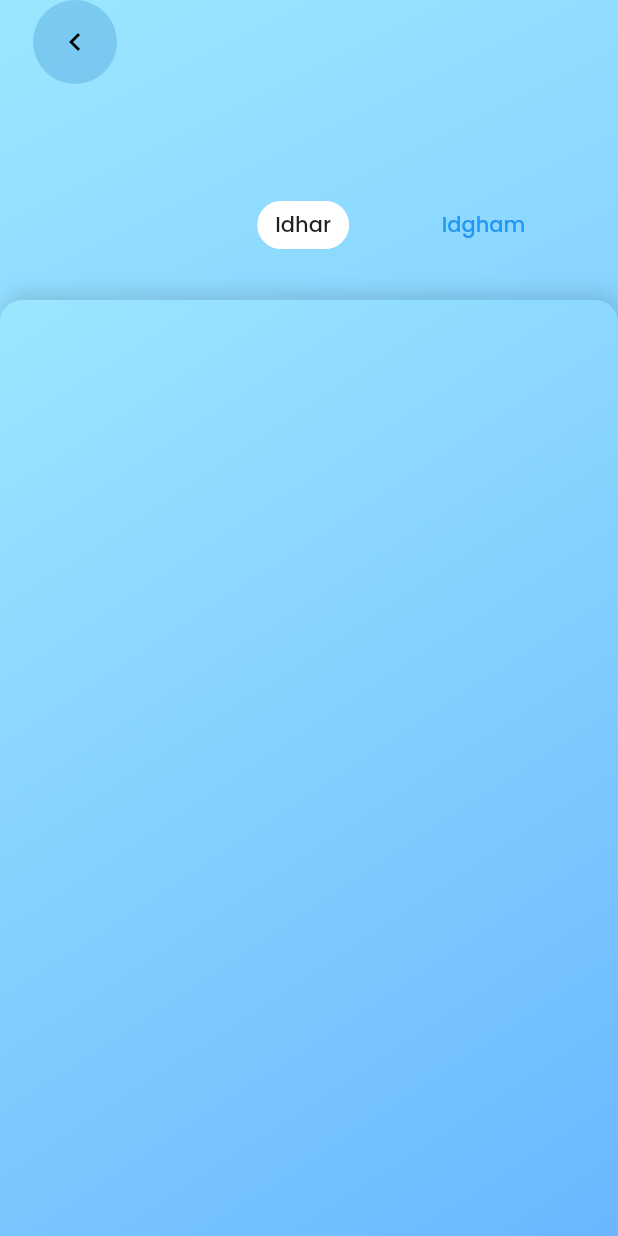
After one commit to zamzamnurahman/tajwid-apps, a Flutter app: the DetailMateriScreen screen opened directly, on a phone screen of 412 x 824 dp. The commit adds this screen. Run offline on Flutter 3.47's test engine with Material 2 defaults, Android fonts, the phone set to English and light mode, and no system bars; our stand-ins replace flutter_riverpod, flutter_svg; project files that could hold a hidden picture were left out.

Commit message:
add detail materi and animation pageview

```diff
--- /dev/null
+++ b/lib/screens/detail_materi_screen.dart
@@ -0,0 +1,193 @@
+import 'package:flutter/material.dart';
+
+import '../config/theme.dart';
+
+class DetailMateriScreen extends StatefulWidget {
+  const DetailMateriScreen({super.key});
+
+  @override
+  State<DetailMateriScreen> createState() => _DetailMateriScreenState();
+}
+
+class _DetailMateriScreenState extends State<DetailMateriScreen> {
+  late PageController _pageCtrl;
+
+  @override
+  void initState() {
+    _pageCtrl = PageController();
+    super.initState();
+  }
+
+  @override
+  void dispose() {
+    _pageCtrl.dispose();
+    super.dispose();
+  }
+
+  @override
+  Widget build(BuildContext context) {
+    return Scaffold(
+      extendBodyBehindAppBar: true,
+      appBar: AppBar(
+        backgroundColor: Colors.transparent,
+        elevation: 0,
+        leadingWidth: 100,
+        leading: InkWell(
+          onTap: () => Navigator.pop(context),
+          child: CircleAvatar(
+            backgroundColor: primaryColor.withOpacity(0.2),
+            foregroundColor: Colors.black,
+            child: const Icon(Icons.keyboard_arrow_left),
+          ),
+        ),
+      ),
+      body: Container(
+        padding: const EdgeInsets.only(top: 100),
+        width: double.infinity,
+        height: double.infinity,
+        decoration: BoxDecoration(
+          gradient: linearGradient,
+        ),
+        child: Column(
+          children: [
+            Container(
+              height: 100,
+              child: PageView(
+                physics: const NeverScrollableScrollPhysics(),
+                controller: _pageCtrl,
+                onPageChanged: (page) {},
+                children: [
+                  Row(
+                    mainAxisAlignment: MainAxisAlignment.spaceEvenly,
+                    children: [
+                      TextButton(onPressed: () {}, child: const Text("")),
+                      const Chip(
+                          backgroundColor: Colors.white, label: Text("Idhar")),
+                      TextButton(
+                        onPressed: () {
+                          _pageCtrl.animateToPage(
+                            1,
+                            duration: const Duration(milliseconds: 100),
+                            curve: Curves.bounceInOut,
+                          );
+                        },
+                        child: const Text("Idgham"),
+                      )
+                    ],
+                  ),
+                  Row(
+                    mainAxisAlignment: MainAxisAlignment.spaceEvenly,
+                    children: [
+                      TextButton(
+                        onPressed: () {
+                          _pageCtrl.animateToPage(
+                            0,
+                            duration: const Duration(milliseconds: 100),
+                            curve: Curves.bounceInOut,
+                          );
+                        },
+                        child: const Text("Idhar"),
+                      ),
+                      const Chip(
+                        backgroundColor: Colors.white,
+                        label: Text("Idgham"),
+                      ),
+                      TextButton(
+                        onPressed: () {
+                          _pageCtrl.animateToPage(
+                            2,
+                            duration: const Duration(milliseconds: 100),
+                            curve: Curves.bounceInOut,
+                          );
+                        },
+                        child: const Text("Iqlab"),
+                      ),
+                    ],
+                  ),
+                  Row(
+                    mainAxisAlignment: MainAxisAlignment.spaceEvenly,
+                    children: [
+                      TextButton(
+                        onPressed: () {
+                          _pageCtrl.animateToPage(
+                            1,
+                            duration: const Duration(milliseconds: 100),
+                            curve: Curves.bounceInOut,
+                          );
+                        },
+                        child: const Text("Idgham"),
+                      ),
+                      const Chip(
+                        backgroundColor: Colors.white,
+                        label: Text("Iqlab"),
+                      ),
+                      TextButton(
+                        onPressed: () {
+                          _pageCtrl.animateToPage(
+                            3,
+                            duration: const Duration(milliseconds: 100),
+                            curve: Curves.bounceInOut,
+                          );
+                        },
+                        child: const Text("Ikhfa"),
+                      ),
+                    ],
+                  ),
+                  Row(
+                    mainAxisAlignment: MainAxisAlignment.spaceEvenly,
+                    children: [
+                      TextButton(
+                        onPressed: () {
+                          _pageCtrl.animateToPage(
+                            2,
+                            duration: const Duration(milliseconds: 100),
+                            curve: Curves.bounceInOut,
+                          );
+                        },
+                        child: const Text("Idgham"),
+                      ),
+                      const Chip(
+                        backgroundColor: Colors.white,
+                        label: Text("Ikhfa"),
+                      ),
+                      TextButton(
+                        onPressed: () {},
+                        child: const Text(""),
+                      ),
+                    ],
+                  ),
+                ],
+              ),
+            ),
+            Expanded(
+                child: IndexedStack(
+              index: 0,
+              children: [
+                Container(
+                  width: double.infinity,
+                  decoration: BoxDecoration(
+                      gradient: linearGradient,
+                      boxShadow: [
+                        BoxShadow(
+                          color: Colors.black12,
+                          offset: Offset(2, -5),
+                          blurRadius: 10,
+                        )
+                      ],
+                      borderRadius: BorderRadius.only(
+                        topLeft: Radius.circular(15),
+                        topRight: Radius.circular(15),
+                      )),
+                ),
+                Container(
+                  width: double.infinity,
+                  color: Colors.green,
+                ),
+              ],
+            ))
+          ],
+        ),
+      ),
+    );
+  }
+}
--- a/lib/screens/materi_screen.dart
+++ b/lib/screens/materi_screen.dart
@@ -1,6 +1,7 @@
 import 'package:flutter/material.dart';
 import 'package:flutter_svg/svg.dart';
 import 'package:tajwid_apps/screens/components/button_effect.dart';
+import 'package:tajwid_apps/screens/detail_materi_screen.dart';
 
 import '../config/theme.dart';
 import 'components/button_container.dart';
@@ -44,6 +45,10 @@ class MateriScreen extends StatelessWidget {
                 ButtonClickUp(
                   click: () {
                     print("Materi 1");
+                    Navigator.of(context)
+                        .push(MaterialPageRoute(builder: (context) {
+                      return const DetailMateriScreen();
+                    }));
                   },
                   child: const ButtonContainer(title: "Materi 1"),
                 ),
```
